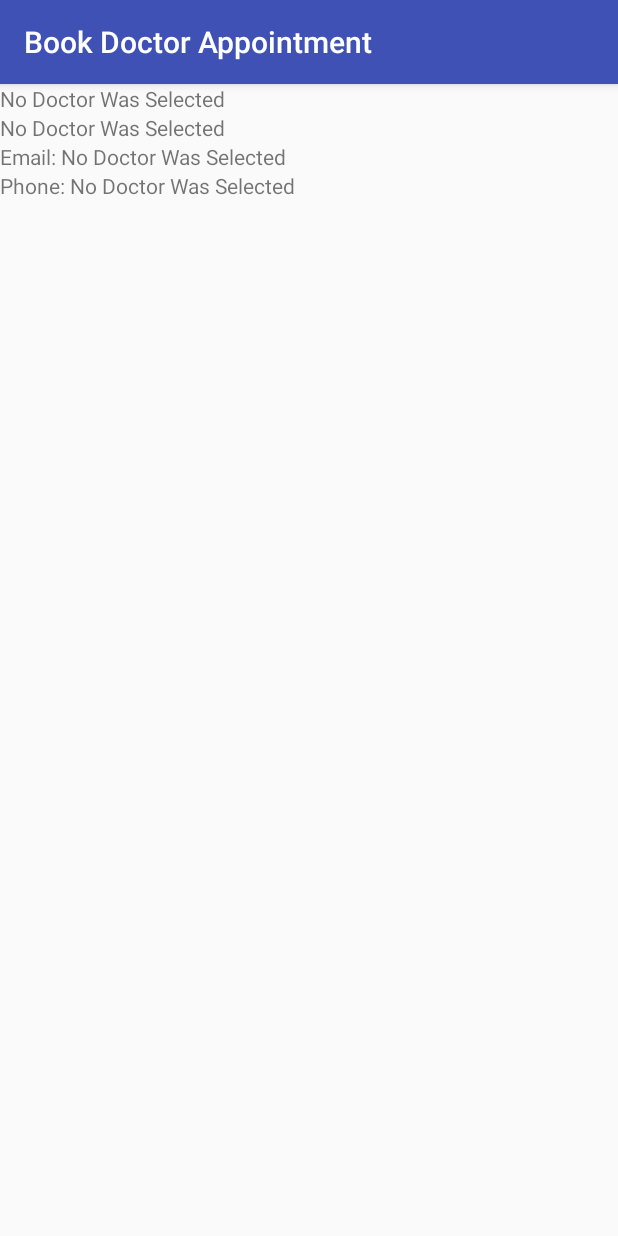
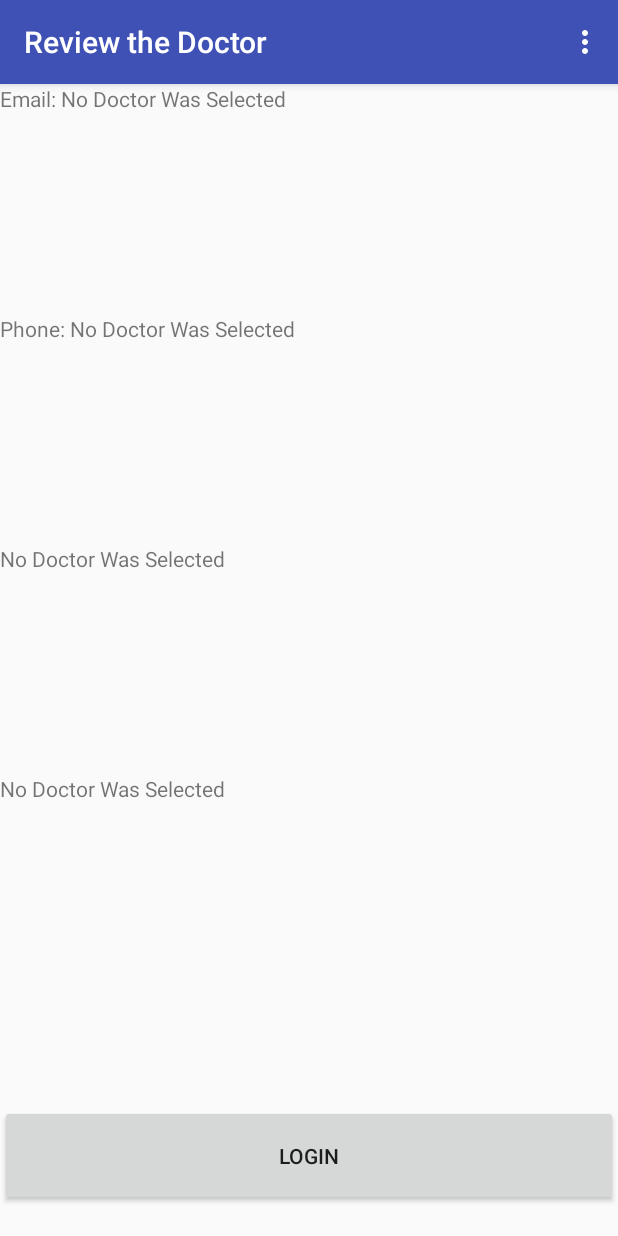
Before and after one commit to cencolca/comp313-team6-doctor-appointment-booking-app, an Android app: the DrProfileActivity screen opened directly, with no data from a screen before it, on a phone screen of 412 x 824 dp. Run offline under Robolectric (Android 15) with nearby library versions, the phone set to English and light mode, and no system bars; our stand-ins replace data binding.

Commit message:
Iteration-1 Java-side is done (Issues #5 #6 #7). XML still needs work.

```diff
--- a/app/src/main/AndroidManifest.xml
+++ b/app/src/main/AndroidManifest.xml
@@ -56,7 +56,8 @@
 
         <service android:name=".helpers.ServiceIntro" />
 
-        <activity android:name=".activities.AdminDashboardActivity"></activity>
+        <activity android:name=".activities.AdminDashboardActivity" />
+        <activity android:name=".activities.SelectTime"></activity>
     </application>
 
 </manifest>
--- a/app/src/main/java/com/comp313/activities/AdminDashboardActivity.java
+++ b/app/src/main/java/com/comp313/activities/AdminDashboardActivity.java
@@ -1,6 +1,6 @@
 package com.comp313.activities;
 /*
- * By: David Tyler
+ * By: Shafiq
  * Purpose: Dashboard for admin
  */
 
--- a/app/src/main/java/com/comp313/activities/DrProfileActivity.java
+++ b/app/src/main/java/com/comp313/activities/DrProfileActivity.java
@@ -1,8 +1,11 @@
 package com.comp313.activities;
 
+import android.content.Intent;
 import android.databinding.DataBindingUtil;
 import android.os.Bundle;
 import android.support.v7.app.AppCompatActivity;
+import android.view.View;
+import android.widget.Button;
 import android.widget.TextView;
 
 import com.comp313.helpers.VariablesGlobal;
@@ -11,20 +14,31 @@ import com.comp313.models.DrProfile;
 import com.comp313.R;
 import com.comp313.databinding.ActivityDrProfileBinding;
 
-public class DrProfileActivity extends AppCompatActivity {
+public class DrProfileActivity extends BaseActivity
+{
 
     ActivityDrProfileBinding binding;
 
     //region >>> Vars
     int DrSelectedPos;
-    String DrSelectedName;
+    String DrSelectedName, userIdStr;
     DrProfile dr;
+    Intent i;
+    Button btnDrProfile_SelectDrV, btnDrProfile_LoginV;
     //endregion
 
     @Override
     protected void onCreate(Bundle savedInstanceState) {
         super.onCreate(savedInstanceState);
+        setContentView(R.layout.activity_dr_profile);
+        getSupportActionBar().setTitle("Review the Doctor");
+
+
         binding = DataBindingUtil.setContentView(this, R.layout.activity_dr_profile);
+        //get ref AFTER binding's setContentView
+        getReferences();
+        hideBtnBasedOnLoginStatus();
+        //
         TextView txtDrNameV = binding.txtDrName;
         txtDrNameV.setText("a a a a a a ");
 
@@ -54,4 +68,41 @@ public class DrProfileActivity extends AppCompatActivity {
 
         binding.setDr(dr);
     }
+
+    private void getReferences()
+    {
+        btnDrProfile_SelectDrV = (Button)findViewById(R.id.btnDrProfile_SelectDr);
+        btnDrProfile_LoginV = (Button)findViewById(R.id.btnDrProfile_Login);
+
+        userIdStr = getSharedPreferences("prefs",0).getString("Id_User", "");
+    }
+
+    private void hideBtnBasedOnLoginStatus()
+    {
+        //hide both btn first
+        btnDrProfile_SelectDrV.setVisibility(View.INVISIBLE);
+        btnDrProfile_LoginV.setVisibility(View.INVISIBLE);
+        //Then decide which btn to make visible
+        if(userIdStr.equals(""))//Not logged in
+        {
+            btnDrProfile_LoginV.setVisibility(View.VISIBLE);
+        }
+        else //Logged in
+        {
+            btnDrProfile_SelectDrV.setVisibility(View.VISIBLE);
+        }
+    }
+
+    public void clk_MakeAppoint_SelectTime(View view)
+    {
+        i = new Intent(this, SelectTime.class);
+        startActivity(i);
+    }
+
+    public void clk_Login(View view)
+    {
+        Intent i = new Intent(this, LoginActivity.class);
+        startActivity(i);
+        finish();
+    }
 }
--- a/app/src/main/java/com/comp313/adapters/Booking_Adapter.java
+++ b/app/src/main/java/com/comp313/adapters/Booking_Adapter.java
@@ -32,7 +32,8 @@ public class Booking_Adapter extends ArrayAdapter<Booking>
     Gson gson;
 
     //constructor
-    public Booking_Adapter(@NonNull Activity ctx, int layoutId, @NonNull List<Booking> list)
+    public Booking_Adapter(@NonNull Activity ctx, int layoutId, @NonNull List<Booking> list
+    )
     {
         super(ctx, layoutId, list);
         this.context = ctx;
--- a/app/src/main/java/com/comp313/adapters/User_Adapter.java
+++ b/app/src/main/java/com/comp313/adapters/User_Adapter.java
@@ -1,7 +1,7 @@
 package com.comp313.adapters;
 
 /*
- * By: David Tyler
+ * By: Shafiq
  * Purpose: custom adapter to display result-set when admin searches for users by a part of username
  */
 import android.app.Activity;
@@ -46,8 +46,6 @@ public class User_Adapter extends ArrayAdapter<User>
         protected TextView rowNameOfUser;
         protected TextView userId_From;
     }
-
-
 
     @NonNull
     @Override
--- a/app/src/main/res/layout/activity_dr_profile.xml
+++ b/app/src/main/res/layout/activity_dr_profile.xml
@@ -3,6 +3,7 @@
     xmlns:android="http://schemas.android.com/apk/res/android"
     xmlns:app="http://schemas.android.com/apk/res-auto"
     xmlns:tools="http://schemas.android.com/tools">
+
     <!--Binding Data to Views-->
     <!--https://guides.codepath.com/android/Applying-Data-Binding-for-Views-->
 <data>
@@ -12,37 +13,71 @@
         type="com.comp313.models.DrProfile" />
     <!--props MUST be PUBLIC on ViewModel class to be accessed here-->
 </data>
+
     <LinearLayout
         android:layout_width="match_parent"
-    android:layout_height="wrap_content"
-    tools:context=".DrProfile"
+        android:layout_height="match_parent"
+        android:orientation="vertical"
+        tools:context="com.comp313.activities.DrProfileActivity">
+
+
+        <LinearLayout
+            android:layout_width="match_parent"
+            android:layout_height="0dp"
+            android:layout_weight="0.8"
             android:orientation="vertical">
 
+            <TextView
+                android:id="@+id/txtDrEmail"
+                android:layout_width="match_parent"
+                android:layout_height="wrap_content"
+                android:layout_weight="1"
+                android:text='@{"Email: " + dr.email}' />
+
+            <TextView
+                android:id="@+id/txtDrPhone"
+                android:layout_width="match_parent"
+                android:layout_height="wrap_content"
+                android:layout_weight="1"
+                android:text='@{"Phone: " + dr.phone}' />
+
+            <TextView
+                android:id="@+id/txtDrSpecialty"
+                android:layout_width="match_parent"
+                android:layout_height="wrap_content"
+                android:layout_weight="1"
+                android:text='@{dr.specialty}' />
 
             <TextView
                 android:id="@+id/txtDrName"
-        android:layout_width="wrap_content"
+                android:layout_width="match_parent"
                 android:layout_height="wrap_content"
                 android:layout_weight="1"
                 android:text='@{dr.name}' />
+        </LinearLayout>
 
-    <TextView
-        android:id="@+id/txtDrSpecialty"
-        android:layout_width="wrap_content"
+        <LinearLayout
+            android:layout_width="match_parent"
+            android:layout_height="0dp"
+            android:layout_weight="0.2"
+            android:orientation="vertical"
+            android:paddingBottom="20dp">
+
+            <Button
+                android:id="@+id/btnDrProfile_SelectDr"
+                android:layout_width="match_parent"
                 android:layout_height="wrap_content"
-        android:layout_weight="1"
-        android:text='@{dr.specialty}' />
-    <TextView
-        android:id="@+id/txtDrEmail"
-        android:layout_width="wrap_content"
+                android:layout_weight=".1"
+                android:onClick="clk_MakeAppoint_SelectTime"
+                android:text="Make Appointment" />
+
+            <Button
+                android:id="@+id/btnDrProfile_Login"
+                android:layout_width="match_parent"
                 android:layout_height="wrap_content"
-        android:layout_weight="1"
-        android:text='@{"Email: " + dr.email}' />
-    <TextView
-        android:id="@+id/txtDrPhone"
-        android:layout_width="wrap_content"
-        android:layout_height="wrap_content"
-        android:layout_weight="1"
-        android:text='@{"Phone: " + dr.phone}' />
+                android:layout_weight=".1"
+                android:onClick="clk_Login"
+                android:text="Login" />
+        </LinearLayout>
     </LinearLayout>
 </layout>
```
Also changed, not shown: app/src/main/java/com/comp313/activities/BookingDetailsActivity.java (+29 -13 lines), app/src/main/java/com/comp313/activities/MapsActivity.java (+12 -1 lines), app/src/main/java/com/comp313/activities/SelectTime.java (added, +132 -0 lines), app/src/main/java/com/comp313/adapters/DrList_Adapter.java (added, +109 -0 lines), app/src/main/res/layout/activity_booking_details.xml (+22 -8 lines), app/src/main/res/layout/activity_select_time.xml (added, +83 -0 lines), app/build.gradle (line endings or trailing spaces). Lines whose indentation alone changed are shown as unchanged.
